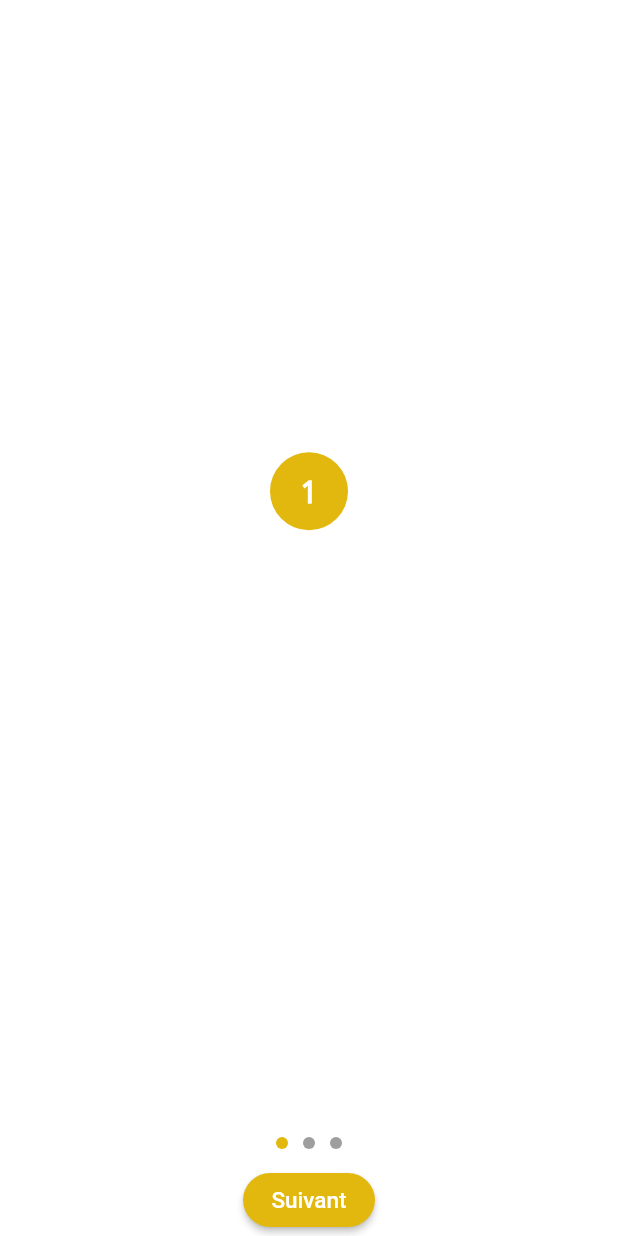
After one commit to broucedrick/ttg_flutter, a Flutter app: the screen it shows after launch, after a tap on "DECLARER UN INCIDENT", on a phone screen of 412 x 824 dp. The commit adds this screen. Run offline on Flutter 3.47's test engine with Material 2 defaults, Android fonts, the light colour scheme and no system bars; our stand-ins replace flutter_signin_button, google_maps_flutter, progress_dialog, rflutter_alert, shared_preferences, webview_flutter; network calls fail.

Commit message:
intro slide

```diff
--- a/lib/screen/agences.dart
+++ b/lib/screen/agences.dart
@@ -152,17 +152,12 @@ class _AgencesState extends State<Agences> {
           markers.add(Marker(
             markerId: MarkerId(a['title']),
             position: LatLng(double.parse(a['latitude']), double.parse(a['longitude'])),
-            icon: getIcon()
           ));
         }
       });
     }
   }
 
-  getIcon(){
-    BitmapDescriptor icon = BitmapDescriptor.fromAssetImage(createLocalImageConfiguration(context),"lib/assets/images/boa_marker.png") as BitmapDescriptor;
-    return icon;
-  }
 
   @override
   Widget build(BuildContext context) {
--- a/lib/screen/bank_list.dart
+++ b/lib/screen/bank_list.dart
@@ -91,7 +91,7 @@ class _BankListState extends State<BankList> {
                             constraints: BoxConstraints.expand(),
                             child:FlatButton(
                                 color: Colors.white,
-                                child: Image.network('https://digitalfinances.innovstech.com/img/'+
+                                child: Image.network('http://digitalfinances.innovstech.com/backoffice/img/post/'+
                                   banks[index]['image'],
                                 ),
                                 onPressed: () {
--- a/lib/screen/home.dart
+++ b/lib/screen/home.dart
@@ -1,18 +1,21 @@
+import 'dart:convert';
+
 import 'package:flutter/cupertino.dart';
 import 'package:flutter/material.dart';
 import 'package:flutter/rendering.dart';
+import 'package:shared_preferences/shared_preferences.dart';
+import 'package:shared_preferences/shared_preferences.dart';
 import 'package:trouvetongab/screen/bank_list.dart';
 import 'package:trouvetongab/screen/drawer_view.dart';
+import 'package:trouvetongab/screen/intro_slide.dart';
 import '../widgets/slide_dots.dart';
 import '../widgets/slide_item.dart';
+import 'package:http/http.dart' as http;
 import '../model/slide.dart';
 import 'dart:async';
 import 'package:url_launcher/url_launcher.dart';
 import 'incident.dart';
 import 'package:trouvetongab/screen/login.dart';
-
-import 'package:shared_preferences/shared_preferences.dart';
-
 
 
 class Home extends StatefulWidget {
@@ -21,7 +24,7 @@ class Home extends StatefulWidget {
 }
 
 class _HomeState extends State<Home> {
-
+  List slideList = [];
   int _currentPage = 0;
   final PageController _pageController = PageController(
     initialPage: 0
@@ -29,14 +32,14 @@ class _HomeState extends State<Home> {
 
   final GlobalKey<ScaffoldState> _scaffoldKey = new GlobalKey<ScaffoldState>();
 
-  get SharedPreferences => null;
-
 
   @override
   void initState() {
+    getImageUrl();
     super.initState();
+    verf();
     Timer.periodic(Duration(seconds: 5), (Timer timer){
-      if(_currentPage < 2){
+      if(_currentPage < slideList.length-1){
         _currentPage++;
       }else{
         _currentPage = 0;
@@ -48,6 +51,17 @@ class _HomeState extends State<Home> {
         curve: Curves.easeIn
       );
     });
+  }
+
+  void getImageUrl() async {
+    final response = await http.get(
+        'https://digitalfinances.innovstech.com/getSlides.php');
+    if (response.statusCode == 200) {
+      setState(() {
+        slideList = json.decode(response.body);
+      });
+      print(slideList);
+    }
   }
 
   @override
@@ -63,7 +77,7 @@ class _HomeState extends State<Home> {
   }
 
 
-  verf()async{
+  verf() async{
     SharedPreferences prefs = await SharedPreferences.getInstance();
     var get = prefs.getString('email');
     if(get.toString().contains('null')){
@@ -72,7 +86,7 @@ class _HomeState extends State<Home> {
         //MaterialPageRoute(builder: (context) => Login()),
       //);
     }else{
-
+      print('rien');
     }
   }
 
@@ -111,7 +125,13 @@ class _HomeState extends State<Home> {
                     controller: _pageController,
                     onPageChanged: _onPageChanged,
                     itemCount: slideList.length,
-                    itemBuilder: (ctxt, i) => SlideItem(i),
+                    itemBuilder: (ctxt, i) => Container(
+                      decoration: BoxDecoration(
+                          shape: BoxShape.rectangle,
+                          image: DecorationImage(image: NetworkImage('http://digitalfinances.innovstech.com/backoffice/img/post/'+slideList[i]['image'].toString().trim()),
+                              fit: BoxFit.fill)
+                      ),
+                    ),
                   ),
                   Stack(
                     alignment: AlignmentDirectional.topStart,
@@ -183,7 +203,7 @@ class _HomeState extends State<Home> {
                             onPressed: () {
                               Navigator.push(
                                   context,
-                                  MaterialPageRoute(builder: (context) => Incident())
+                                  MaterialPageRoute(builder: (context) => IntroSlide())
                               );
                             },
                           ),
--- /dev/null
+++ b/lib/screen/intro_slide.dart
@@ -0,0 +1,161 @@
+import 'package:flutter/cupertino.dart';
+import 'package:flutter/material.dart';
+import 'package:trouvetongab/widgets/intro_slide_dot.dart';
+import 'package:trouvetongab/widgets/slide_dots.dart';
+
+class IntroSlide extends StatefulWidget {
+  @override
+  _IntroSlideState createState() => _IntroSlideState();
+}
+
+class _IntroSlideState extends State<IntroSlide> {
+
+  int _currentPage = 0;
+  final PageController _pageController = PageController(
+      initialPage: 0
+  );
+
+  List slide_id = [1, 2, 3];
+  List desc_title = ['Trouve ton GAB',
+    "Déclarer un incident\nbancaire",
+    "Market Place\nDigitale Finances"];
+  List desc = ["Retrouvez l'ensemble des\nguichets automatiques de toutes\nles banques avec leurs statuts\nde disponibilité",
+               "Déclarer un incident rencontré\nlors d'une opération dans un\nguichet automatique",
+               "Se rendre sur la market place\nde la rue des banque en ligne\nwww.digitalefinances.com"];
+  List button_text = ["Suivant","Suivant","Commencer"];
+
+  String btn_text;
+
+  @override
+  void initState() {
+    super.initState();
+  }
+
+  void nextPage(){
+    _currentPage++;
+
+    _pageController.animateToPage(
+        _currentPage,
+        duration: Duration(milliseconds: 300),
+        curve: Curves.easeIn
+    );
+  }
+
+  void prevPage(){
+    _currentPage--;
+
+    _pageController.animateToPage(
+        _currentPage,
+        duration: Duration(milliseconds: 300),
+        curve: Curves.easeIn
+    );
+  }
+
+
+
+  @override
+  void dispose() {
+    super.dispose();
+    _pageController.dispose();
+  }
+
+  _onPageChanged(int index){
+    setState(() {
+      _currentPage = index;
+    });
+  }
+
+  @override
+  Widget build(BuildContext context) {
+    return Flex(
+      direction: Axis.vertical,
+      children: <Widget>[
+        Flex(
+          crossAxisAlignment: CrossAxisAlignment.start,
+          direction: Axis.horizontal,
+          children: <Widget>[
+            Container(
+              margin: EdgeInsets.only(top: 28),
+              child: FlatButton(
+                child: Row(
+                  crossAxisAlignment: CrossAxisAlignment.center,
+                  mainAxisAlignment: MainAxisAlignment.spaceEvenly,
+                  children: <Widget>[
+                    Icon(Icons.arrow_back),
+                    Text("Retour", style: TextStyle(color: Colors.white, fontSize: 14, decoration: TextDecoration.none),),
+                  ],
+                ),
+              )
+            )
+          ],
+        ),
+        Expanded(
+          child: Column(
+            children: <Widget>[
+              Expanded(
+                flex: 7,
+                child: PageView.builder(
+                  scrollDirection: Axis.horizontal,
+                  controller: _pageController,
+                  onPageChanged: _onPageChanged,
+                  itemCount: slide_id.length,
+                  itemBuilder: (ctxt, i) => Container(
+                    alignment: AlignmentDirectional.center,
+                    padding: EdgeInsets.all(10),
+                    child: Column(
+                      mainAxisSize: MainAxisSize.max,
+                      crossAxisAlignment: CrossAxisAlignment.center,
+                      mainAxisAlignment: MainAxisAlignment.center,
+
+                      children: <Widget>[
+                        Container(
+                          padding: EdgeInsets.all(20),
+                          decoration: BoxDecoration(shape: BoxShape.circle, color: Color(0xffe2b80e)),
+                          child: Text(slide_id[i].toString(), style: TextStyle(color: Colors.white, fontSize: 20, decoration: TextDecoration.none)),
+                        ),
+                        Divider(),
+                        Divider(),
+                        Text(desc_title[i], style: TextStyle(color: Colors.white, fontSize: 20, fontWeight: FontWeight.bold, decoration: TextDecoration.none), textAlign: TextAlign.center),
+                        Divider(),
+                        Divider(),
+                        Divider(),
+                        Text(desc[i], style: TextStyle(color: Colors.white, fontSize: 16,  decoration: TextDecoration.none), textAlign: TextAlign.center),
+                      ],
+                    ),
+                  ),
+                ),
+              ),
+              Container(
+                margin: const EdgeInsets.only(bottom: 10),
+                child: Row(
+                  mainAxisSize: MainAxisSize.min,
+                  mainAxisAlignment: MainAxisAlignment.center,
+                  children: <Widget>[
+                    for(int i=0; i<slide_id.length; i++)
+                      if(i == _currentPage)
+                        IntroSlideDots(true)
+                      else
+                        IntroSlideDots(false)
+                  ],
+                ),
+              ),
+              Container(
+                margin: EdgeInsets.only(left: 20, right: 20),
+                child: RaisedButton(
+                  child: Text(button_text[_currentPage],
+                    style: TextStyle(fontSize: 15.0),),
+                  textColor: Colors.white,
+                  padding: const EdgeInsets.only(left: 10, right: 10),
+                  shape: RoundedRectangleBorder(borderRadius: BorderRadius.circular(100)),
+                  color: Color(0xffe2b80e),
+                  onPressed: nextPage,
+                ),
+              ),
+
+            ],
+          ),
+        )
+      ],
+    );
+  }
+}
--- /dev/null
+++ b/lib/widgets/intro_slide_dot.dart
@@ -0,0 +1,21 @@
+import 'package:flutter/material.dart';
+
+class IntroSlideDots extends StatelessWidget {
+  bool isActive;
+  IntroSlideDots(this.isActive);
+
+  @override
+  Widget build(BuildContext context) {
+    return AnimatedContainer(
+      duration: Duration(milliseconds: 150),
+      margin: const EdgeInsets.symmetric(horizontal: 5),
+      height: isActive ? 8 : 8,
+      width: isActive ? 8 : 8,
+      decoration: BoxDecoration(
+          color: isActive ? Color(0xffe2b80e) : Colors.grey,
+          borderRadius: BorderRadius.all(Radius.circular(12))
+      ),
+
+    );
+  }
+}
--- a/pubspec.yaml
+++ b/pubspec.yaml
@@ -61,9 +61,6 @@ flutter:
 
   # To add assets to your application, add an assets section, like this:
   assets:
-    - assets/images/img1.jpg
-    - assets/images/img2.jpg
-    - assets/images/img3.jpg
     - assets/images/df_logo.png
     - assets/images/Favicon_trouve_ton_gab.png
     - assets/images/boa_marker.png
```
Also changed, not shown: lib/model/slide.dart (+6 -13 lines), lib/widgets/slide_item.dart (+28 -3 lines), assets/images/img1.jpg (deleted), assets/images/img2.jpg (deleted), assets/images/img3.jpg (deleted).
